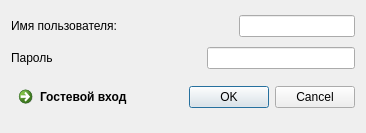
First picture: the form in dialogentersoft.ui, repository OrbMind/daybook, before the edit.
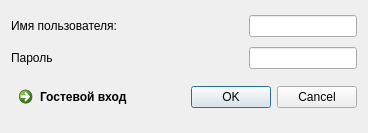
Second picture: the form after the edit. Icons and pictures are not drawn.

Patch:
```diff
--- a/dialogentersoft.ui
+++ b/dialogentersoft.ui
@@ -23,30 +23,28 @@
    <iconset resource="images.qrc">
     <normaloff>:/icon/icon/icon.png</normaloff>:/icon/icon/icon.png</iconset>
   </property>
-  <layout class="QVBoxLayout" name="verticalLayout">
-   <item>
-    <layout class="QHBoxLayout" name="horizontalLayout">
-     <item>
+  <layout class="QGridLayout" name="gridLayout">
+   <item row="0" column="0" colspan="2">
       <widget class="QLabel" name="label">
        <property name="text">
         <string>Имя пользователя:</string>
        </property>
       </widget>
      </item>
-     <item>
+   <item row="0" column="2">
       <spacer name="horizontalSpacer">
        <property name="orientation">
         <enum>Qt::Horizontal</enum>
        </property>
        <property name="sizeHint" stdset="0">
         <size>
-         <width>40</width>
+       <width>28</width>
          <height>20</height>
         </size>
        </property>
       </spacer>
      </item>
-     <item>
+   <item row="0" column="3">
       <widget class="QLineEdit" name="lineEditName">
        <property name="toolTip">
         <string>Введите имя пользователя</string>
@@ -56,31 +54,27 @@
        </property>
       </widget>
      </item>
-    </layout>
-   </item>
-   <item>
-    <layout class="QHBoxLayout" name="horizontalLayout_2">
-     <item>
+   <item row="1" column="0">
       <widget class="QLabel" name="label_2">
        <property name="text">
         <string>Пароль</string>
        </property>
       </widget>
      </item>
-     <item>
+   <item row="1" column="1" colspan="2">
       <spacer name="horizontalSpacer_2">
        <property name="orientation">
         <enum>Qt::Horizontal</enum>
        </property>
        <property name="sizeHint" stdset="0">
         <size>
-         <width>40</width>
+       <width>34</width>
          <height>20</height>
         </size>
        </property>
       </spacer>
      </item>
-     <item>
+   <item row="1" column="3">
       <widget class="QLineEdit" name="lineEditPassword">
        <property name="toolTip">
         <string>Введите пароль пользователя</string>
@@ -96,11 +90,7 @@
        </property>
       </widget>
      </item>
-    </layout>
-   </item>
-   <item>
-    <layout class="QHBoxLayout" name="horizontalLayout_3">
-     <item>
+   <item row="2" column="0">
       <widget class="QCommandLinkButton" name="commandLinkButtonGuest">
        <property name="toolTip">
         <string>Вход под учетной записью &quot;Гость&quot;</string>
@@ -110,27 +100,12 @@
        </property>
       </widget>
      </item>
-     <item>
-      <spacer name="horizontalSpacer_3">
-       <property name="orientation">
-        <enum>Qt::Horizontal</enum>
-       </property>
-       <property name="sizeHint" stdset="0">
-        <size>
-         <width>40</width>
-         <height>20</height>
-        </size>
-       </property>
-      </spacer>
-     </item>
-     <item>
+   <item row="2" column="2" colspan="2">
       <widget class="QDialogButtonBox" name="buttonBox">
        <property name="standardButtons">
         <set>QDialogButtonBox::Cancel|QDialogButtonBox::Ok</set>
        </property>
       </widget>
-     </item>
-    </layout>
    </item>
   </layout>
  </widget>
```
Lines whose indentation alone changed are shown as unchanged.
